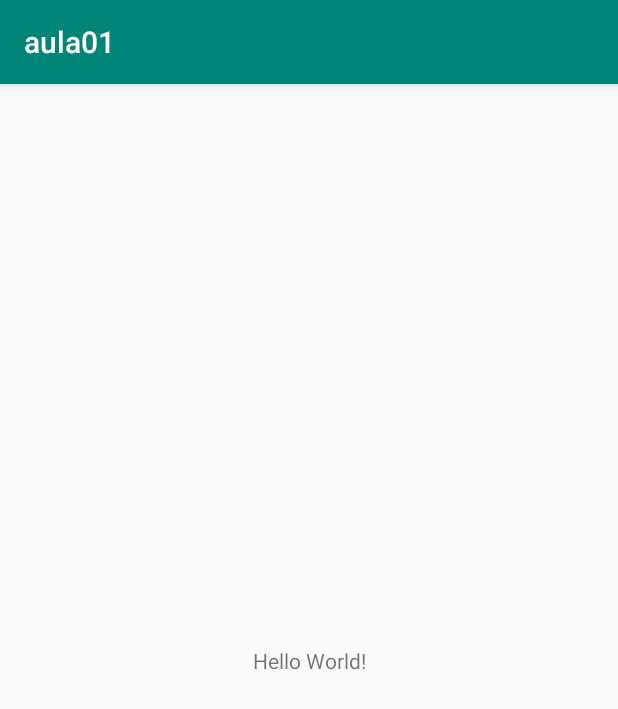
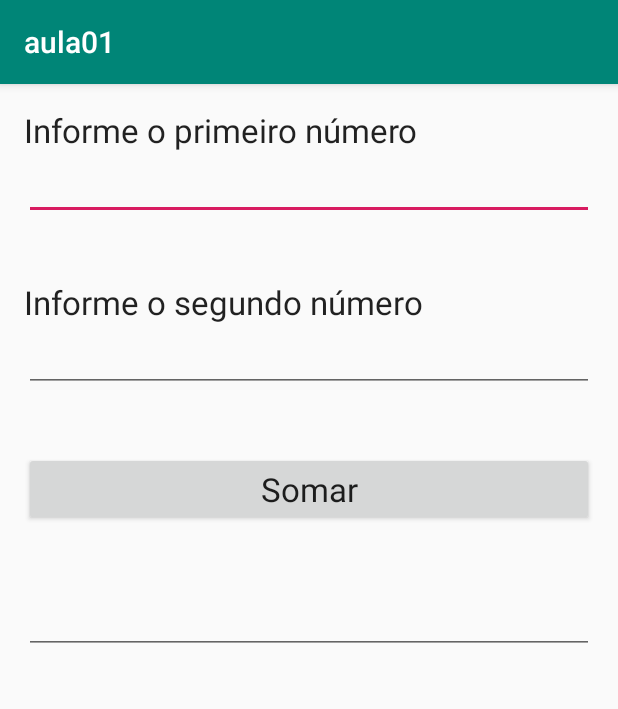
Before and after one commit to cunhamuril/desenvolvimento-android, an Android app: the screen it shows after launch (MainActivity), on a phone screen of 412 x 824 dp. Shown: the top 709 px of the screen. Run offline under Robolectric (Android 15) with nearby library versions, the phone set to English and light mode, and no system bars.

Commit message:
aula01
aplicacao soma

```diff
--- a/aula01/app/src/main/java/com/example/aula01/MainActivity.java
+++ b/aula01/app/src/main/java/com/example/aula01/MainActivity.java
@@ -3,12 +3,42 @@ package com.example.aula01;
 import androidx.appcompat.app.AppCompatActivity;
 
 import android.os.Bundle;
+import android.view.View;
+import android.widget.Button;
+import android.widget.EditText;
 
 public class MainActivity extends AppCompatActivity {
+
+    public Button btSomar;
+    public EditText edNum01, edNum02, edResultado;
+    public Integer n1, n2, total;
 
     @Override
     protected void onCreate(Bundle savedInstanceState) {
         super.onCreate(savedInstanceState);
         setContentView(R.layout.activity_main);
+        carregaWidgets();
+        botoes();
+    }
+
+    public void carregaWidgets() {
+        edNum01 = (EditText)findViewById(R.id.edNum01);
+        edNum02 = (EditText)findViewById(R.id.edNum02);
+        edResultado = (EditText)findViewById(R.id.edResultado);
+        btSomar = (Button)findViewById(R.id.btnSomar);
+    }
+
+    public void botoes() {
+        btSomar.setOnClickListener(new View.OnClickListener() {
+            @Override
+            public void onClick(View view) {
+                n1 = Integer.valueOf(edNum01.getText().toString());
+                n2 = Integer.valueOf(edNum02.getText().toString());
+
+                total = n1 + n2;
+
+                edResultado.setText(total.toString());
+            }
+        });
     }
 }
--- a/aula01/app/src/main/res/layout/activity_main.xml
+++ b/aula01/app/src/main/res/layout/activity_main.xml
@@ -1,18 +1,59 @@
 <?xml version="1.0" encoding="utf-8"?>
-<androidx.constraintlayout.widget.ConstraintLayout xmlns:android="http://schemas.android.com/apk/res/android"
+<LinearLayout xmlns:android="http://schemas.android.com/apk/res/android"
     xmlns:app="http://schemas.android.com/apk/res-auto"
     xmlns:tools="http://schemas.android.com/tools"
     android:layout_width="match_parent"
     android:layout_height="match_parent"
+    android:paddingBottom="16dp"
+    android:paddingLeft="16dp"
+    android:paddingRight="16dp"
+    android:paddingTop="16dp"
+    android:orientation="vertical"
     tools:context=".MainActivity">
 
     <TextView
-        android:layout_width="wrap_content"
+        android:id="@+id/txtNumero01"
+        android:layout_width="match_parent"
         android:layout_height="wrap_content"
-        android:text="Hello World!"
-        app:layout_constraintBottom_toBottomOf="parent"
-        app:layout_constraintLeft_toLeftOf="parent"
-        app:layout_constraintRight_toRightOf="parent"
-        app:layout_constraintTop_toTopOf="parent" />
+        android:textAppearance="?android:attr/textAppearanceLarge"
+        android:text="Informe o primeiro número" />
 
-</androidx.constraintlayout.widget.ConstraintLayout>
+    <EditText
+        android:id="@+id/edNum01"
+        android:layout_width="match_parent"
+        android:layout_height="wrap_content"
+        android:ems="10"
+        android:inputType="textPersonName" />
+
+    <TextView
+        android:layout_marginTop="40dp"
+        android:id="@+id/txtNumero02"
+        android:layout_width="match_parent"
+        android:layout_height="wrap_content"
+        android:textAppearance="?android:attr/textAppearanceLarge"
+        android:text="Informe o segundo número" />
+
+    <EditText
+        android:id="@+id/edNum02"
+        android:layout_width="match_parent"
+        android:layout_height="wrap_content"
+        android:ems="10"
+        android:inputType="textPersonName" />
+
+    <Button
+        android:layout_marginTop="40dp"
+        android:id="@+id/btnSomar"
+        android:layout_width="match_parent"
+        android:layout_height="wrap_content"
+        android:textAppearance="?android:attr/textAppearanceLarge"
+        android:text="Somar" />
+
+    <EditText
+        android:layout_marginTop="40dp"
+        android:id="@+id/edResultado"
+        android:layout_width="match_parent"
+        android:layout_height="wrap_content"
+        android:ems="10"
+        android:inputType="textPersonName" />
+
+</LinearLayout>
```
